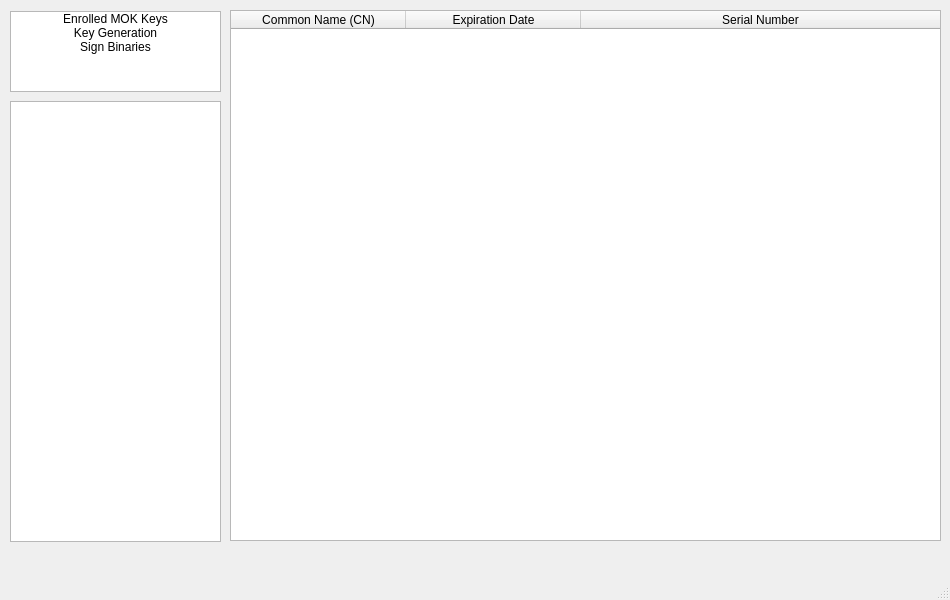
Before: the Qt Designer form mainwindow.ui in kubuntugamer/secureboot-manager, drawn with Qt 5.
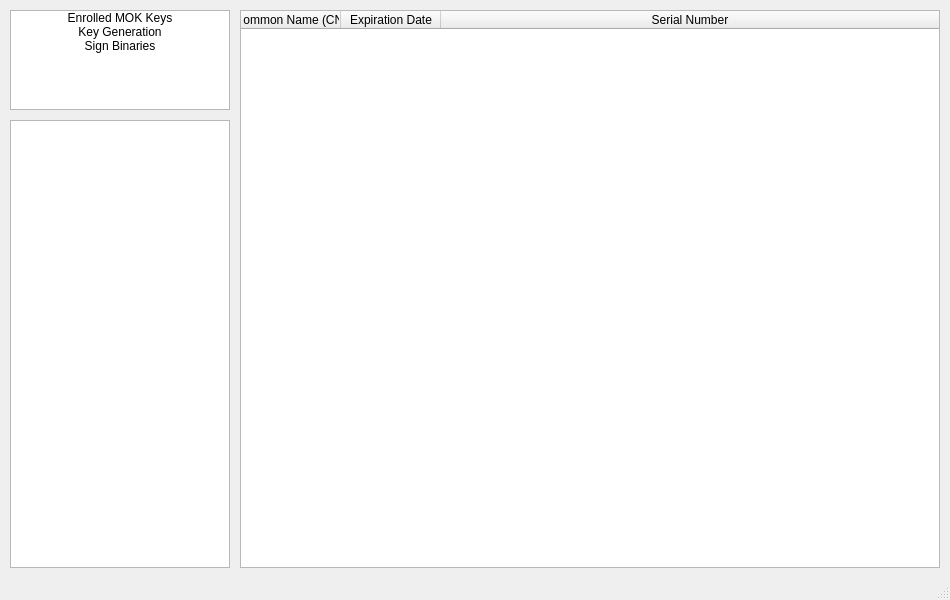
After: the same form once the commit is applied.

Diff of the .ui file:
```diff
--- a/mainwindow.ui
+++ b/mainwindow.ui
@@ -14,24 +14,38 @@
    <string>KDE Secure Boot Manager</string>
   </property>
   <widget class="QWidget" name="centralwidget">
+   <layout class="QHBoxLayout" name="mainHorizontalLayout">
+    <property name="spacing">
+     <number>10</number>
+    </property>
+    <property name="leftMargin">
+     <number>10</number>
+    </property>
+    <property name="topMargin">
+     <number>10</number>
+    </property>
+    <property name="rightMargin">
+     <number>10</number>
+    </property>
+    <property name="bottomMargin">
+     <number>10</number>
+    </property>
+    <item>
+     <layout class="QVBoxLayout" name="sidebarLayout">
+      <property name="spacing">
+       <number>10</number>
+      </property>
+      <item>
    <widget class="QListWidget" name="listWidget">
-    <property name="geometry">
-     <rect>
-      <x>10</x>
-      <y>11</y>
-      <width>211</width>
-      <height>81</height>
-     </rect>
+        <property name="maximumSize">
+         <size>
+          <width>220</width>
+          <height>100</height>
+         </size>
     </property>
     <property name="focusPolicy">
      <enum>Qt::FocusPolicy::NoFocus</enum>
     </property>
-    <property name="editTriggers">
-     <set>QAbstractItemView::EditTrigger::NoEditTriggers</set>
-    </property>
-    <property name="itemAlignment">
-     <set>Qt::AlignmentFlag::AlignCenter</set>
-    </property>
     <item>
      <property name="text">
       <string>Enrolled MOK Keys</string>
@@ -57,31 +71,46 @@
      </property>
     </item>
    </widget>
+      </item>
+      <item>
+       <widget class="QTextBrowser" name="text_raw_certificate_">
+        <property name="maximumSize">
+         <size>
+          <width>220</width>
+          <height>16777215</height>
+         </size>
+        </property>
+        <property name="font">
+         <font>
+          <family>Monospace</family>
+          <pointsize>8</pointsize>
+         </font>
+        </property>
+       </widget>
+      </item>
+     </layout>
+    </item>
+    <item>
    <widget class="QStackedWidget" name="stackedWidget">
-    <property name="geometry">
-     <rect>
-      <x>230</x>
-      <y>10</y>
-      <width>711</width>
-      <height>531</height>
-     </rect>
-    </property>
     <property name="currentIndex">
      <number>0</number>
     </property>
-    <widget class="QWidget" name="page_enrolled_keys&#10;">
-     <widget class="QTableWidget" name="table_enrolled_keys&#10;">
-      <property name="geometry">
-       <rect>
-        <x>0</x>
-        <y>0</y>
-        <width>711</width>
-        <height>531</height>
-       </rect>
-      </property>
-      <attribute name="horizontalHeaderDefaultSectionSize">
-       <number>175</number>
-      </attribute>
+      <widget class="QWidget" name="page_enrolled_keys">
+       <layout class="QVBoxLayout" name="page1Layout">
+        <property name="leftMargin">
+         <number>0</number>
+        </property>
+        <property name="topMargin">
+         <number>0</number>
+        </property>
+        <property name="rightMargin">
+         <number>0</number>
+        </property>
+        <property name="bottomMargin">
+         <number>0</number>
+        </property>
+        <item>
+         <widget class="QTableWidget" name="table_enrolled_keys_">
       <attribute name="horizontalHeaderStretchLastSection">
        <bool>true</bool>
       </attribute>
@@ -101,26 +130,14 @@
        </property>
       </column>
      </widget>
-    </widget>
-    <widget class="QWidget" name="page_sign_binaries"/>
+        </item>
+       </layout>
+      </widget>
     <widget class="QWidget" name="page_generate_keys"/>
-   </widget>
-   <widget class="QTextBrowser" name="text_raw_certificate&#10;">
-    <property name="geometry">
-     <rect>
-      <x>10</x>
-      <y>101</y>
-      <width>211</width>
-      <height>441</height>
-     </rect>
-    </property>
-    <property name="font">
-     <font>
-      <family>Monospace</family>
-      <pointsize>8</pointsize>
-     </font>
-    </property>
-   </widget>
+      <widget class="QWidget" name="page_sign_binaries"/>
+     </widget>
+    </item>
+   </layout>
   </widget>
   <widget class="QMenuBar" name="menubar">
    <property name="geometry">
```
Lines whose indentation alone changed are shown as unchanged.
